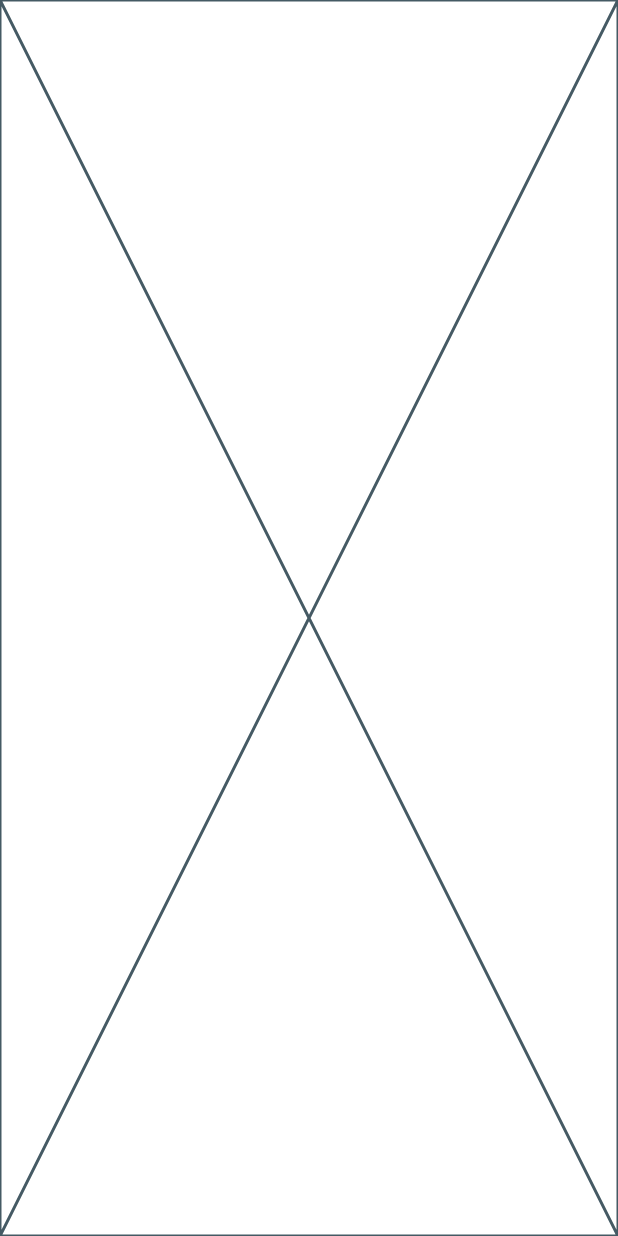
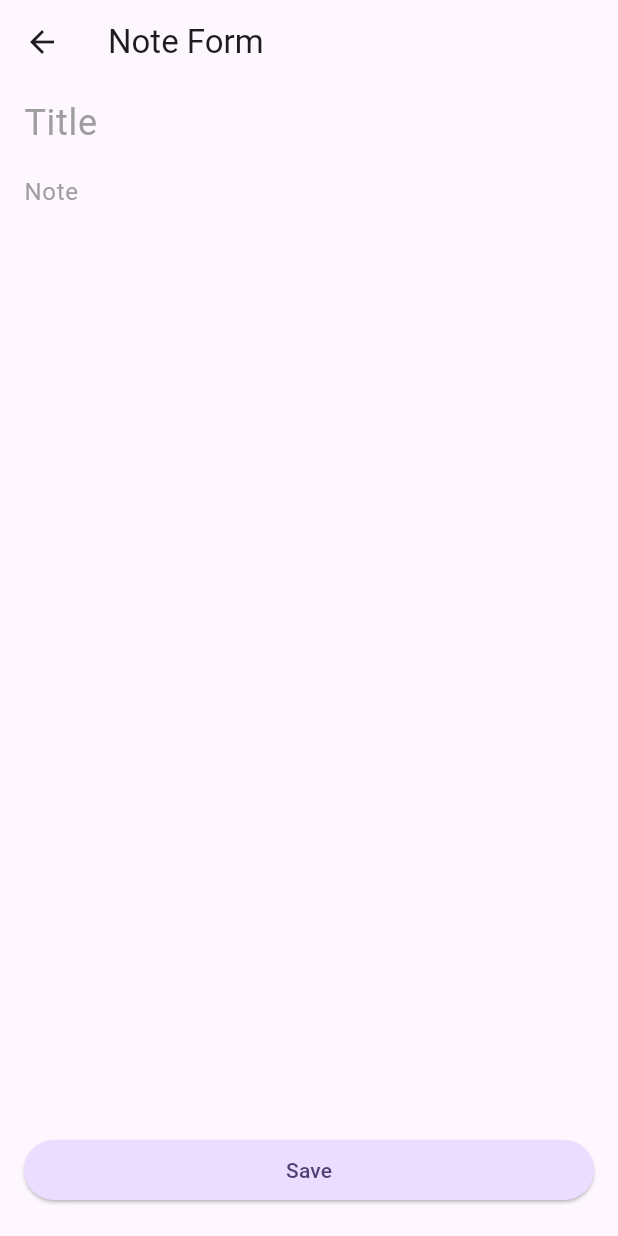
Before and after one commit to ahmadkabi/Uni-Note, a Flutter app: the screen it shows after launch, after a tap on the "add" icon, on a phone screen of 412 x 824 dp. Run offline on Flutter 3.47's test engine with Material 3 defaults, Android fonts, the phone set to English and light mode, and no system bars.

Commit message:
Note Form UI Slicing

```diff
--- a/lib/main.dart
+++ b/lib/main.dart
@@ -20,6 +20,7 @@ class MyApp extends StatelessWidget {
         '/': (context) => const HomePage(title: 'Uni Note'),
         '/note-form': (context) => const NoteFormPage()
       },
+      debugShowCheckedModeBanner: false,
     );
   }
 }
--- a/lib/ui/page/note_form_page.dart
+++ b/lib/ui/page/note_form_page.dart
@@ -1,3 +1,7 @@
+import 'dart:ui';
+
+import 'package:flutter/cupertino.dart';
+import 'package:flutter/material.dart';
 import 'package:flutter/widgets.dart';
 
 class NoteFormPage extends StatelessWidget {
@@ -5,6 +9,72 @@ class NoteFormPage extends StatelessWidget {
 
   @override
   Widget build(BuildContext context) {
-    return const Placeholder();
+    final ColorScheme colorScheme = Theme.of(context).colorScheme;
+
+    return Scaffold(
+        appBar: AppBar(
+          backgroundColor: Theme.of(context).colorScheme.background,
+          title: Text('Note Form'),
+          shadowColor: Theme.of(context).colorScheme.shadow,
+        ),
+        body: Stack(
+          children: [
+            SingleChildScrollView(
+              child: Container(
+                padding: const EdgeInsets.symmetric(horizontal: 16),
+                child: Column(
+                  children: [
+                    TextFormField(
+                      obscureText: false,
+                      decoration: const InputDecoration(
+                          hintText: 'Title',
+                          border: InputBorder.none,
+                          hintStyle: TextStyle(color: Colors.grey)),
+                      style: const TextStyle(
+                        fontSize: 24,
+                      ),
+                    ),
+                    TextFormField(
+                      obscureText: false,
+                      decoration: const InputDecoration(
+                          hintText: 'Note',
+                          border: InputBorder.none,
+                          hintStyle: TextStyle(color: Colors.grey)),
+                      minLines: 3,
+                      maxLines: null,
+                    ),
+                    const SizedBox(
+                      height: 100,
+                    ),
+                  ],
+                ),
+              ),
+            ),
+            Column(
+              children: [
+                const Expanded(
+                  child: SizedBox(),
+                ),
+                Padding(
+                  padding: const EdgeInsets.symmetric(
+                    vertical: 20,
+                    horizontal: 16,
+                  ),
+                  child: Container(
+                    width: double.infinity,
+                    child: ElevatedButton(
+                      style: ButtonStyle(
+                        backgroundColor: MaterialStateProperty.all(colorScheme.primaryContainer),
+                        foregroundColor: MaterialStateProperty.all(colorScheme.onPrimaryContainer), // Set the text color
+                      ),
+                      onPressed: () {},
+                      child: const Text('Save'),
+                    ),
+                  ),
+                ),
+              ],
+            )
+          ],
+        ));
   }
 }
```
